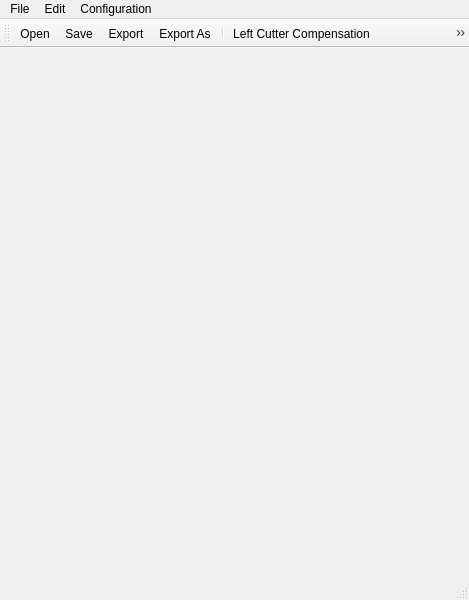
Above: template/uic/mainwindow.ui from panzergame/dxfplotter before the change. Below: the same form after it.
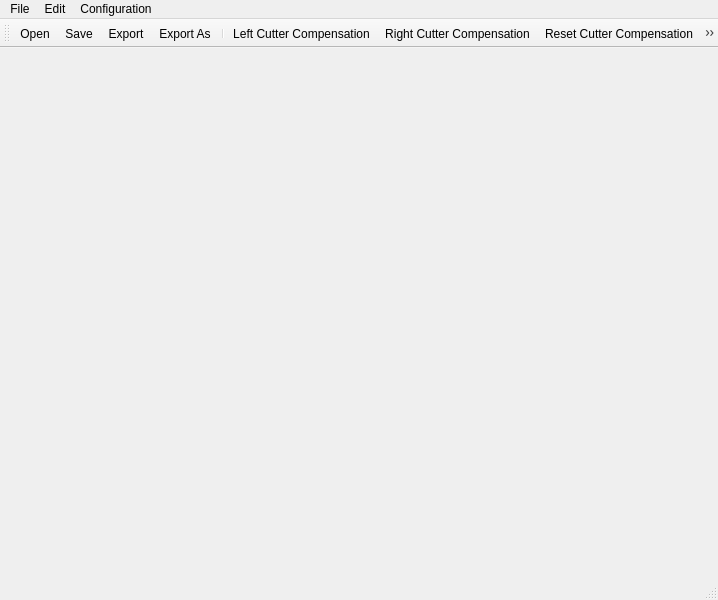
That is the form after the change. Icons and pictures are not drawn.

Commit message: feat: tool to set origin to a bounding box corner of selected paths

Patch:
```diff
--- a/template/uic/mainwindow.ui
+++ b/template/uic/mainwindow.ui
@@ -6,7 +6,7 @@
    <rect>
     <x>0</x>
     <y>0</y>
-    <width>469</width>
+    <width>718</width>
     <height>600</height>
    </rect>
   </property>
@@ -25,7 +25,7 @@
     <rect>
      <x>0</x>
      <y>0</y>
-     <width>469</width>
+     <width>718</width>
      <height>34</height>
     </rect>
    </property>
@@ -88,6 +88,7 @@
    <addaction name="separator"/>
    <addaction name="actionTransformSelection"/>
    <addaction name="actionMirrorSelection"/>
+   <addaction name="actionSetSelectionOrigin"/>
    <addaction name="separator"/>
    <addaction name="actionHideSelection"/>
    <addaction name="actionShowHidden"/>
@@ -281,6 +282,18 @@
     <string>P</string>
    </property>
   </action>
+  <action name="actionSetSelectionOrigin">
+   <property name="icon">
+    <iconset resource="../../resource/resource.qrc">
+     <normaloff>:/icons/set-origin.svg</normaloff>:/icons/set-origin.svg</iconset>
+   </property>
+   <property name="text">
+    <string>Set Selection Origin</string>
+   </property>
+   <property name="shortcut">
+    <string>O</string>
+   </property>
+  </action>
  </widget>
  <resources>
   <include location="../../resource/resource.qrc"/>
```
Left out of the diff: 3 changed lines with no effect on the pictures. The commit also changes 19 other files.
